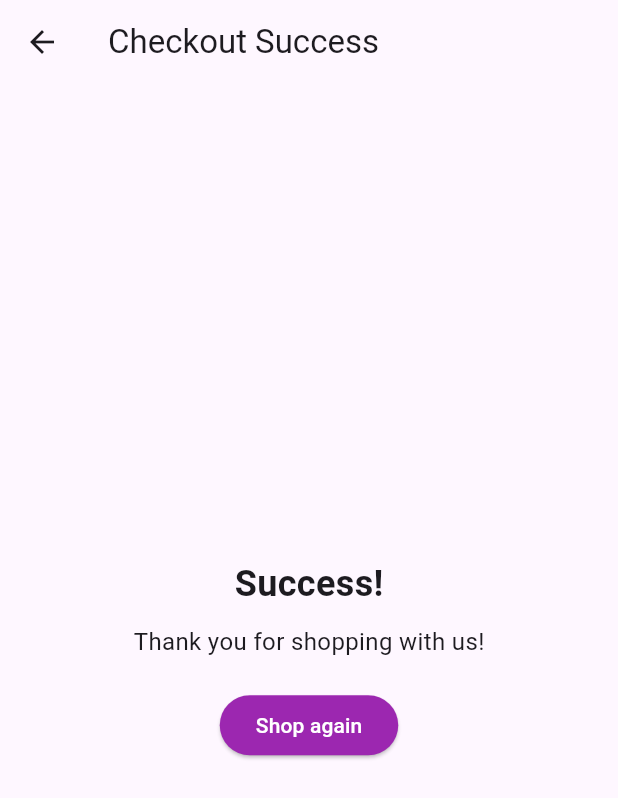
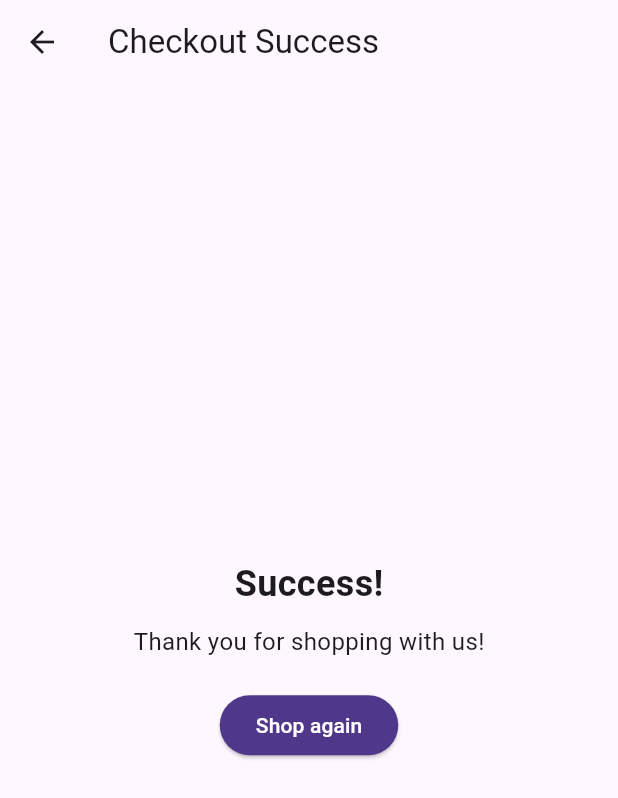
Before and after one commit to kawin101/flutter-api-shopping-app, a Flutter app: the CheckoutSuccessScreen screen opened by its route, on a phone screen of 412 x 824 dp. Shown: the top 798 px of the screen. Run offline on Flutter 3.47's test engine with Material 3 defaults, Android fonts, the phone set to English and light mode, and no system bars; our stand-ins replace logger; network calls fail.

Commit message:
[Update] Change Color

```diff
--- a/flutter_shopping_app/lib/screens/checkout_screen.dart
+++ b/flutter_shopping_app/lib/screens/checkout_screen.dart
@@ -1,4 +1,5 @@
 import 'package:flutter/material.dart';
+import 'package:flutter_shopping_app/utils/app_colors.dart';
 
 class CheckoutSuccessScreen extends StatelessWidget {
   @override
@@ -20,7 +21,7 @@ class CheckoutSuccessScreen extends StatelessWidget {
             ),
             SizedBox(height: 20),
             ElevatedButton(
-              style: ElevatedButton.styleFrom(backgroundColor: Colors.purple),
+              style: ElevatedButton.styleFrom(backgroundColor: AppColors.buttonPurple),
               onPressed: () => Navigator.popUntil(context, ModalRoute.withName('/')),
               child: Text('Shop again', style: TextStyle(color: Colors.white)),
             ),
```
Also changed, not shown: 1 other file.
